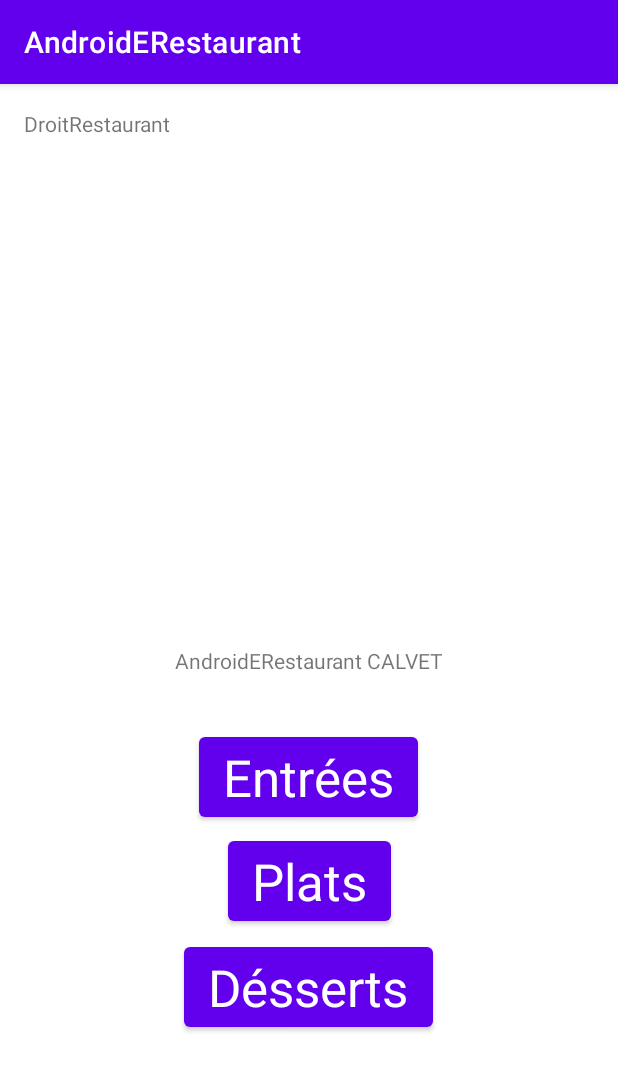
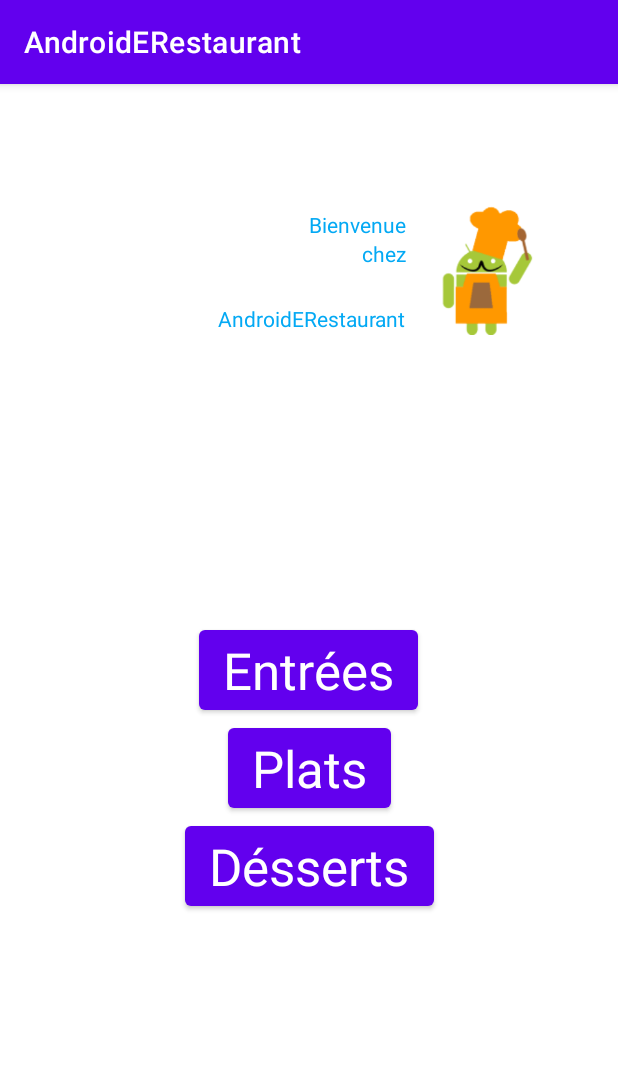
Before and after one commit to Jules-Calvet/AndroidERestaurant, an Android app: the screen it shows after launch (HomeActivity), on a phone screen of 412 x 824 dp. Shown: the top 1071 px of the screen. Run offline under Robolectric (Android 15) with nearby library versions, the phone set to English and light mode, and no system bars.

Commit message:
create new activity + main activity advance

```diff
--- a/app/src/main/AndroidManifest.xml
+++ b/app/src/main/AndroidManifest.xml
@@ -12,6 +12,13 @@
         android:supportsRtl="true"
         android:theme="@style/Theme.AndroidERestaurant"
         tools:targetApi="31">
+        <activity
+            android:name=".MealActivity"
+            android:exported="false">
+            <meta-data
+                android:name="android.app.lib_name"
+                android:value="" />
+        </activity>
         <activity
             android:name=".HomeActivity"
             android:exported="true">
--- a/app/src/main/java/fr/isen/calvet/androiderestaurant/HomeActivity.kt
+++ b/app/src/main/java/fr/isen/calvet/androiderestaurant/HomeActivity.kt
@@ -14,5 +14,13 @@ class HomeActivity : AppCompatActivity() {
         action.setOnClickListener{
             Snackbar.make(it, "Entrées", Snackbar.LENGTH_SHORT).show()
         }
+        val action2 = findViewById<Button>(R.id.button2)
+        action2.setOnClickListener{
+            Snackbar.make(it, "Plats", Snackbar.LENGTH_SHORT).show()
+        }
+        val action3 = findViewById<Button>(R.id.button3)
+        action3.setOnClickListener{
+            Snackbar.make(it, "Désserts", Snackbar.LENGTH_SHORT).show()
+        }
     }
 }
--- /dev/null
+++ b/app/src/main/java/fr/isen/calvet/androiderestaurant/MealActivity.kt
@@ -0,0 +1,11 @@
+package fr.isen.calvet.androiderestaurant
+
+import androidx.appcompat.app.AppCompatActivity
+import android.os.Bundle
+
+class MealActivity : AppCompatActivity() {
+    override fun onCreate(savedInstanceState: Bundle?) {
+        super.onCreate(savedInstanceState)
+        setContentView(R.layout.activity_meal)
+    }
+}
--- a/app/src/main/res/layout/activity_home.xml
+++ b/app/src/main/res/layout/activity_home.xml
@@ -7,51 +7,55 @@
     tools:context=".HomeActivity">
 
     <TextView
-        android:id="@+id/textName"
-        android:layout_width="wrap_content"
-        android:layout_height="wrap_content"
-        android:text="DroitRestaurant"
-        app:layout_constraintBottom_toBottomOf="parent"
-        app:layout_constraintEnd_toEndOf="parent"
-        app:layout_constraintHorizontal_bias="0.051"
-        app:layout_constraintStart_toStartOf="parent"
-        app:layout_constraintTop_toTopOf="parent"
-        app:layout_constraintVertical_bias="0.022" />
-
-    <TextView
         android:id="@+id/textView"
         android:layout_width="wrap_content"
         android:layout_height="wrap_content"
-        android:text="AndroidERestaurant CALVET"
-        app:layout_constraintBottom_toBottomOf="parent"
-        app:layout_constraintEnd_toEndOf="parent"
-        app:layout_constraintStart_toStartOf="parent"
-        app:layout_constraintTop_toTopOf="parent" />
+        android:layout_marginTop="12dp"
+        android:layout_marginEnd="12dp"
+        android:text="Bienvenue"
+        android:textColor="#03A9F4"
+        app:layout_constraintEnd_toStartOf="@+id/imageView"
+        app:layout_constraintTop_toTopOf="@+id/imageView" />
+
+    <TextView
+        android:id="@+id/textView2"
+        android:layout_width="wrap_content"
+        android:layout_height="wrap_content"
+        android:layout_marginEnd="12dp"
+        android:text="chez"
+        android:textColor="#03A9F4"
+        app:layout_constraintEnd_toStartOf="@+id/imageView"
+        app:layout_constraintTop_toBottomOf="@+id/textView" />
+
+    <TextView
+        android:id="@+id/textView3"
+        android:layout_width="wrap_content"
+        android:layout_height="wrap_content"
+        android:layout_marginTop="24dp"
+        android:layout_marginEnd="12dp"
+        android:text="@string/app_name"
+        android:textColor="#03A9F4"
+        app:layout_constraintEnd_toStartOf="@+id/imageView"
+        app:layout_constraintTop_toBottomOf="@+id/textView2" />
 
     <Button
         android:id="@+id/button1"
         android:layout_width="wrap_content"
         android:layout_height="wrap_content"
-        android:layout_marginStart="132dp"
-        android:layout_marginTop="31dp"
-        android:layout_marginEnd="133dp"
-        android:text="Entrées"
+        android:layout_marginTop="192dp"
+        android:text="@string/first"
         android:textAppearance="@style/TextAppearance.AppCompat.Display1"
-        app:layout_constraintBottom_toTopOf="@+id/button2"
         app:layout_constraintEnd_toEndOf="parent"
+        app:layout_constraintHorizontal_bias="0.498"
         app:layout_constraintStart_toStartOf="parent"
-        app:layout_constraintTop_toBottomOf="@+id/textView" />
+        app:layout_constraintTop_toBottomOf="@+id/textView3" />
 
     <Button
         android:id="@+id/button2"
         android:layout_width="wrap_content"
         android:layout_height="wrap_content"
-        android:layout_marginStart="151dp"
-        android:layout_marginEnd="151dp"
-        android:layout_marginBottom="1dp"
-        android:text="Plats"
+        android:text="@string/second"
         android:textAppearance="@style/TextAppearance.AppCompat.Display1"
-        app:layout_constraintBottom_toTopOf="@+id/button3"
         app:layout_constraintEnd_toEndOf="parent"
         app:layout_constraintStart_toStartOf="parent"
         app:layout_constraintTop_toBottomOf="@+id/button1" />
@@ -60,14 +64,20 @@
         android:id="@+id/button3"
         android:layout_width="wrap_content"
         android:layout_height="wrap_content"
-        android:layout_marginStart="122dp"
-        android:layout_marginEnd="123dp"
-        android:layout_marginBottom="129dp"
-        android:text="Désserts"
+        android:text="@string/third"
         android:textAppearance="@style/TextAppearance.AppCompat.Display1"
-        app:layout_constraintBottom_toBottomOf="parent"
         app:layout_constraintEnd_toEndOf="parent"
         app:layout_constraintStart_toStartOf="parent"
         app:layout_constraintTop_toBottomOf="@+id/button2" />
 
+    <ImageView
+        android:id="@+id/imageView"
+        android:layout_width="81dp"
+        android:layout_height="99dp"
+        android:layout_marginTop="72dp"
+        android:layout_marginEnd="48dp"
+        android:src="@drawable/chef_andoid"
+        app:layout_constraintEnd_toEndOf="parent"
+        app:layout_constraintTop_toTopOf="parent" />
+
 </androidx.constraintlayout.widget.ConstraintLayout>
--- /dev/null
+++ b/app/src/main/res/layout/activity_meal.xml
@@ -0,0 +1,9 @@
+<?xml version="1.0" encoding="utf-8"?>
+<androidx.constraintlayout.widget.ConstraintLayout xmlns:android="http://schemas.android.com/apk/res/android"
+    xmlns:app="http://schemas.android.com/apk/res-auto"
+    xmlns:tools="http://schemas.android.com/tools"
+    android:layout_width="match_parent"
+    android:layout_height="match_parent"
+    tools:context=".MealActivity">
+
+</androidx.constraintlayout.widget.ConstraintLayout>
--- a/app/src/main/res/values/strings.xml
+++ b/app/src/main/res/values/strings.xml
@@ -1,3 +1,6 @@
 <resources>
     <string name="app_name">AndroidERestaurant</string>
+    <string name="first">Entrées</string>
+    <string name="second">Plats</string>
+    <string name="third">Désserts</string>
 </resources>
```
Also changed, not shown: app/src/main/res/drawable/chef_andoid.png (added).
